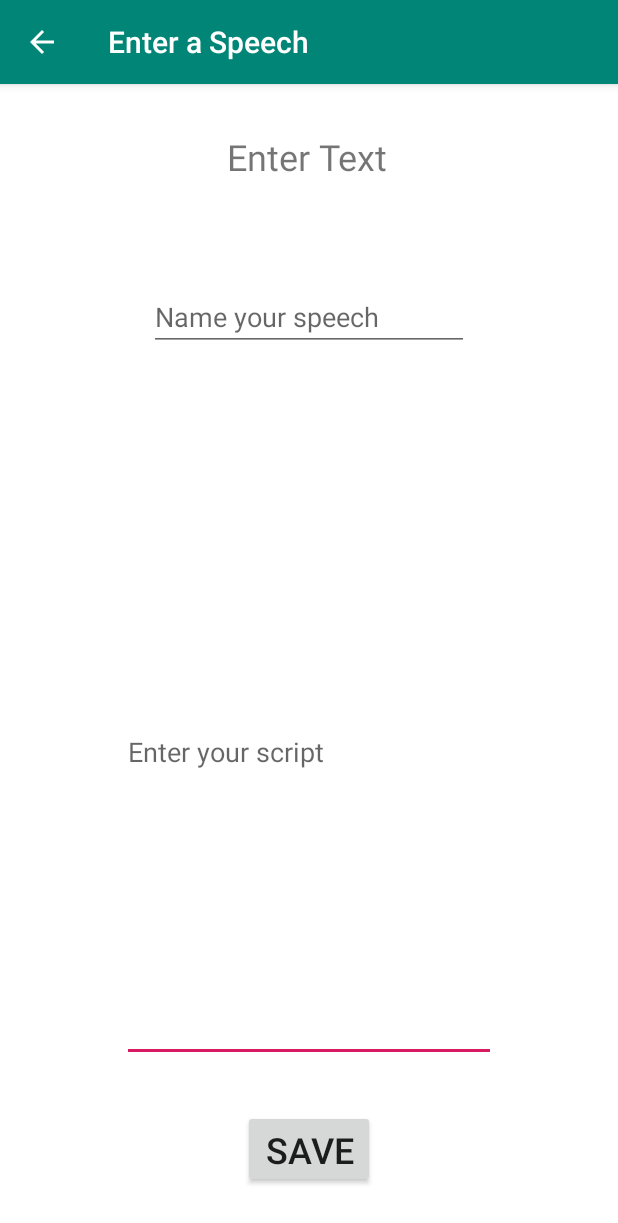
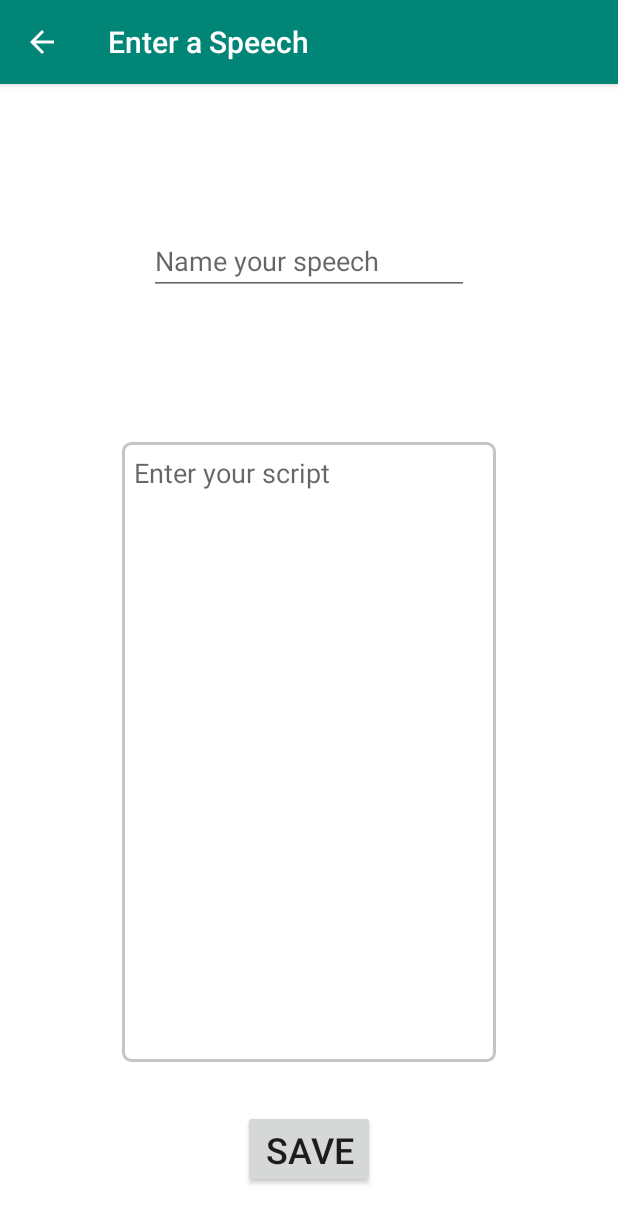
Before and after one commit to Armand42/ECS-193A-B, an Android app: the NewSpeech screen opened directly, with no data from a screen before it, on a phone screen of 412 x 824 dp. Shown: the top 1223 px of the screen. Run offline under Robolectric (Android 15) with nearby library versions, the phone set to English and light mode, and no system bars.

Commit message:
editing new speech formatting

```diff
--- a/app/src/main/res/layout/activity_new_speech.xml
+++ b/app/src/main/res/layout/activity_new_speech.xml
@@ -7,18 +7,6 @@
     android:layout_height="match_parent"
     android:background="#FFFFFF"
     tools:context=".NewSpeech" >
-
-    <TextView
-        android:id="@+id/textView2"
-        android:layout_width="108dp"
-        android:layout_height="39dp"
-        android:layout_marginTop="32dp"
-        android:text="@string/enter_text"
-        android:textSize="24sp"
-        app:layout_constraintEnd_toEndOf="parent"
-        app:layout_constraintHorizontal_bias="0.498"
-        app:layout_constraintStart_toStartOf="parent"
-        app:layout_constraintTop_toTopOf="parent" />
 
     <Button
         android:id="@+id/button5"
@@ -40,6 +28,12 @@
         android:ems="10"
         android:hint="Enter your script"
         android:inputType="textMultiLine"
+        android:background="@drawable/rectangle"
+        android:gravity="top|left"
+        android:lines="15"
+        android:padding="8dp"
+        android:scrollbars="vertical"
+        app:autoSizeTextType="uniform"
         app:layout_constraintBottom_toTopOf="@+id/button5"
         app:layout_constraintEnd_toEndOf="parent"
         app:layout_constraintStart_toStartOf="parent" />
@@ -48,13 +42,13 @@
         android:id="@+id/speechName"
         android:layout_width="wrap_content"
         android:layout_height="wrap_content"
-        android:layout_marginTop="8dp"
-        android:layout_marginBottom="8dp"
+        android:layout_marginTop="77dp"
+        android:layout_marginBottom="80dp"
         android:ems="10"
         android:hint="Name your speech"
         android:inputType="textPersonName"
         app:layout_constraintBottom_toTopOf="@+id/editText"
         app:layout_constraintEnd_toEndOf="parent"
         app:layout_constraintStart_toStartOf="parent"
-        app:layout_constraintTop_toBottomOf="@+id/textView2" />
+        app:layout_constraintTop_toTopOf="parent" />
 </android.support.constraint.ConstraintLayout>
```
